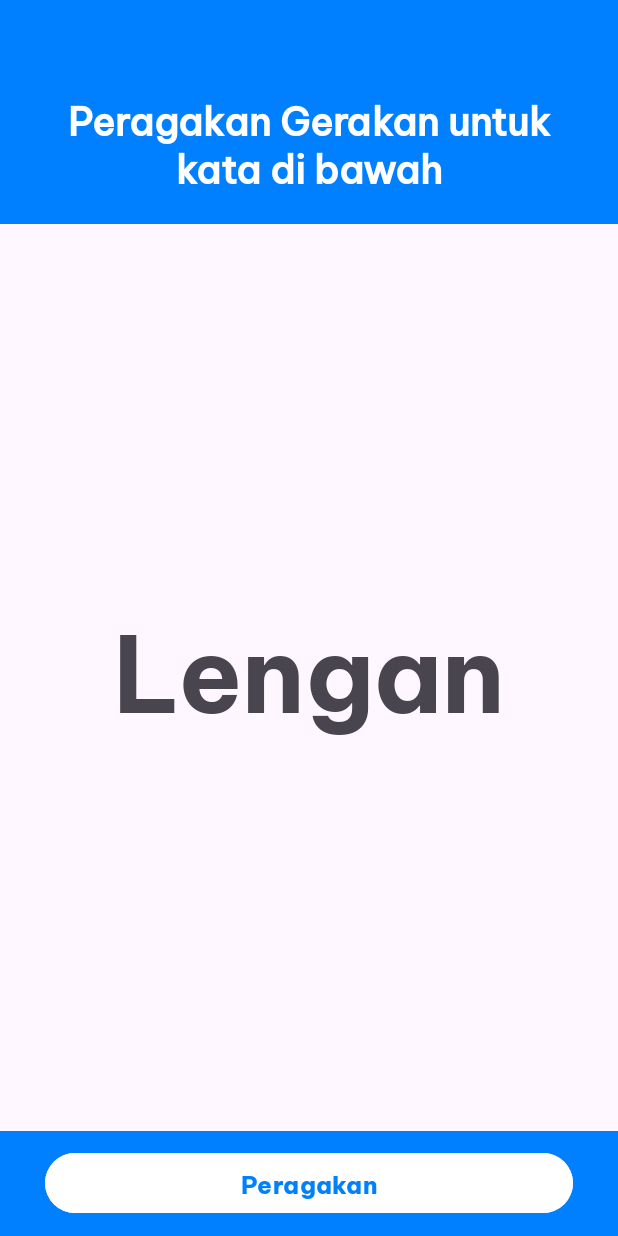
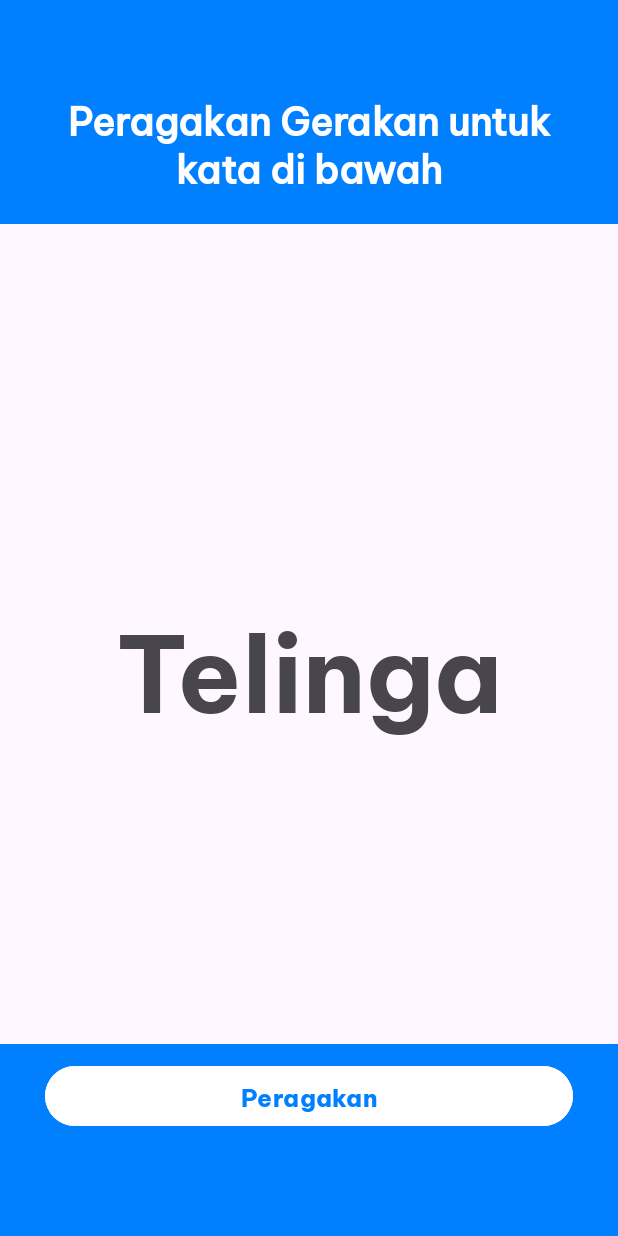
Before and after one commit to TheSalmonSushi/EduSign-MD-repo, an Android app: the ActivityDetailChallenge2 screen opened directly, with no data from a screen before it, on a phone screen of 412 x 824 dp. Run offline under Robolectric (Android 15) with nearby library versions, the phone set to English and light mode, and no system bars.

Commit message:
KELAR - v4
edusign-proto-v1.5

```diff
--- a/app/src/main/java/com/capstoneproject/edusign/ui/challenge/ActivityDetailChallenge2.kt
+++ b/app/src/main/java/com/capstoneproject/edusign/ui/challenge/ActivityDetailChallenge2.kt
@@ -20,7 +20,7 @@ class ActivityDetailChallenge2 : AppCompatActivity() {
 
         binding.peragakanButton.setOnClickListener {
             val intent = Intent(this@ActivityDetailChallenge2, CameraForChallenge::class.java)
-            intent.putExtra("challenge", "lengan")
+            intent.putExtra("challenge", "telinga")
             startActivity(intent)
         }
     }
--- a/app/src/main/java/com/capstoneproject/edusign/ui/challenge/ChallengeAdapter.kt
+++ b/app/src/main/java/com/capstoneproject/edusign/ui/challenge/ChallengeAdapter.kt
@@ -35,7 +35,7 @@ class ChallengeAdapter(private val listChallenge: ArrayList<ChallengePicture>):
                 "Hewan" -> {
                     intent = Intent(holder.itemView.context, ActivityDetailChallenge::class.java)
                 }
-                "Anggota Tubuh" -> {
+                "Anggota \nTubuh" -> {
                     intent = Intent(holder.itemView.context, ActivityDetailChallenge2::class.java)
                 }
                 "Warna" -> {
--- a/app/src/main/java/com/capstoneproject/edusign/ui/challenge/ChallengeFragment.kt
+++ b/app/src/main/java/com/capstoneproject/edusign/ui/challenge/ChallengeFragment.kt
@@ -58,7 +58,7 @@ class ChallengeFragment : Fragment(), ChallengeAdapter.OnItemClickCallback {
             "Hewan" -> {
                 intent = Intent(requireContext(), ActivityDetailChallenge::class.java)
             }
-            "Anggota Tubuh" -> {
+            "Anggota \nTubuh" -> {
                 intent = Intent(requireContext(), ActivityDetailChallenge2::class.java)
             }
             "Warna" -> {
--- a/app/src/main/res/layout/activity_detail_challenge2.xml
+++ b/app/src/main/res/layout/activity_detail_challenge2.xml
@@ -55,7 +55,7 @@
             android:layout_marginBottom="40dp"
             android:gravity="center"
             android:textStyle="bold"
-            android:text="@string/lengan"
+            android:text="@string/telinga"
             android:fontFamily="@font/bevietnampro_bold"
             android:textSize="70sp"
             tools:layout_editor_absoluteX="1dp"
@@ -71,6 +71,7 @@
         app:layout_constraintBottom_toBottomOf="parent"
         app:layout_constraintEnd_toEndOf="parent"
         app:layout_constraintHorizontal_bias="0.0"
+        android:layout_marginBottom="58dp"
         app:layout_constraintStart_toStartOf="parent"
         app:layout_constraintTop_toBottomOf="@+id/linearLayout2"
         app:layout_constraintVertical_bias="1.0">
@@ -83,10 +84,23 @@
             android:layout_marginEnd="30dp"
             android:backgroundTint="@color/white"
             android:text="@string/answer"
+            android:textSize="16sp"
             android:fontFamily="@font/bevietnampro_extrabold"
-            android:textSize="16sp"
             android:textColor="@color/blue_primary"
             android:layout_gravity="center"/>
     </FrameLayout>
 
+    <FrameLayout
+        android:layout_width="match_parent"
+        android:layout_height="70dp"
+        android:background="@color/blue_primary"
+        app:layout_constraintBottom_toBottomOf="parent"
+        app:layout_constraintEnd_toEndOf="parent"
+        app:layout_constraintHorizontal_bias="0.0"
+        app:layout_constraintStart_toStartOf="parent"
+        app:layout_constraintTop_toBottomOf="@+id/linearLayout2"
+        app:layout_constraintVertical_bias="1.0">
+
+    </FrameLayout>
+
 </androidx.constraintlayout.widget.ConstraintLayout>
--- a/app/src/main/res/layout/activity_home.xml
+++ b/app/src/main/res/layout/activity_home.xml
@@ -1,11 +1,13 @@
 <?xml version="1.0" encoding="utf-8"?>
-<androidx.coordinatorlayout.widget.CoordinatorLayout xmlns:android="http://schemas.android.com/apk/res/android"
+<androidx.coordinatorlayout.widget.CoordinatorLayout
+    xmlns:android="http://schemas.android.com/apk/res/android"
     xmlns:app="http://schemas.android.com/apk/res-auto"
     xmlns:tools="http://schemas.android.com/tools"
     android:id="@+id/coordinator"
     android:layout_width="match_parent"
     android:layout_height="match_parent"
     tools:context=".ui.homeActivity.HomeActivity">
+
     <FrameLayout
         android:id="@+id/container"
         android:layout_width="match_parent"
--- a/app/src/main/res/values/strings.xml
+++ b/app/src/main/res/values/strings.xml
@@ -41,7 +41,7 @@
     <string name="jawaban_benar">Jawaban anda benar</string>
     <string name="jawaban_salah">Jawaban anda salah</string>
     <string name="gajah">Gajah</string>
-    <string name="lengan">Lengan</string>
+    <string name="telinga">Telinga</string>
     <string name="biru">Biru</string>
     <string name="ibu">Nenek</string>
 
```
Also changed, not shown: app/src/main/java/com/capstoneproject/edusign/ui/challenge/ActivityDetailChallenge.kt (+7 -2 lines), app/src/main/java/com/capstoneproject/edusign/ui/homeActivity/HomeActivity.kt (+31 -10 lines), app/src/main/res/layout/activity_detail_challenge.xml (+14 -0 lines), app/src/main/res/layout/activity_detail_challenge3.xml (+14 -1 lines), app/src/main/res/layout/activity_detail_challenge4.xml (+15 -1 lines).
